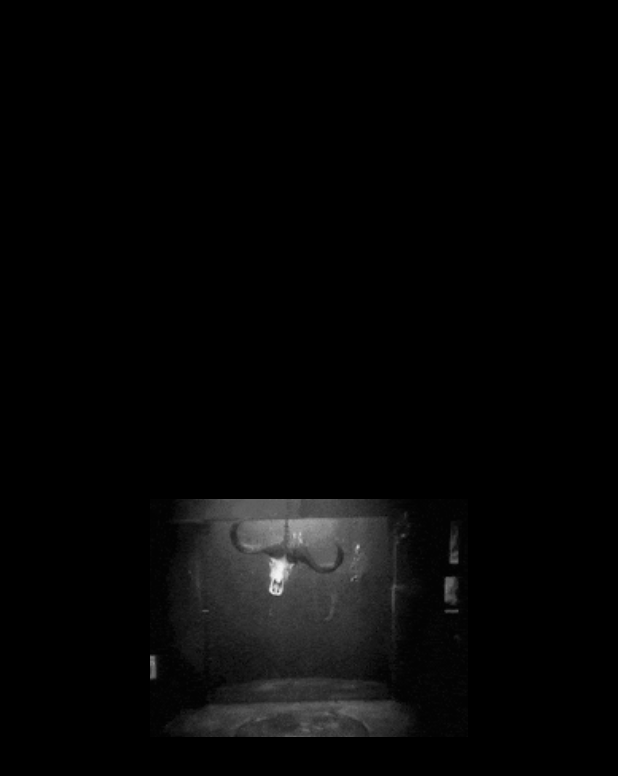
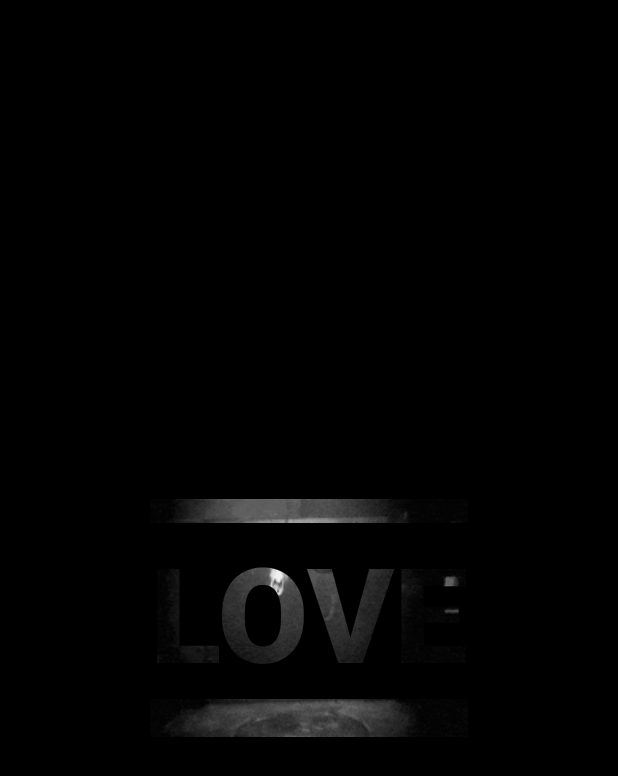
Before and after one commit to peczwy/GospelAccordingToSQLServer, a Flutter app: the RadScreen screen opened by its route, after a tap on the "play arrow" icon, on a phone screen of 412 x 824 dp. Shown: the top 776 px of the screen. Run offline on Flutter 3.47's test engine with Material 3 defaults, Android fonts, the phone set to English and light mode, and no system bars; our stand-ins replace flutter_bloc, freezed_annotation, go_router; missing offline and left inert: dart:html, dart:ui_web; generated files the repository leaves out were written again.

Commit message:
Gifs: - adding overlay text

```diff
--- a/lib/_exports.dart
+++ b/lib/_exports.dart
@@ -20,4 +20,5 @@ export 'ui/screens/posters/cubit/posters_cubit.dart';
 export 'ui/screens/posters/posters_screen.dart';
 export 'ui/screens/rad/rad_screen.dart';
 export 'ui/widgets/gif.dart';
+export 'ui/widgets/overlaid_gif.dart';
 export 'packages.dart';
--- a/lib/ui/screens/dispatcher/dispatcher_screen.dart
+++ b/lib/ui/screens/dispatcher/dispatcher_screen.dart
@@ -1,3 +1,5 @@
+import 'dart:math';
+
 import 'package:flutter/foundation.dart';
 import 'package:flutter/material.dart';
 import 'package:gospel_at_flutter/gospel_at_flutter.dart';
@@ -32,8 +34,9 @@ class DispatcherScreen extends StatelessWidget {
                     cubit.ready();
                     return const CircularProgressIndicator();
                   }
-                  return Gif(
+                  return OverlaidGif(
                     key: UniqueKey(),
+                    fps: Random().nextInt(32) + 16,
                     images: gif,
                     width: MediaQuery.of(context).size.width,
                     height: MediaQuery.of(context).size.height,
--- a/lib/ui/screens/rad/rad_screen.dart
+++ b/lib/ui/screens/rad/rad_screen.dart
@@ -1,3 +1,5 @@
+import 'dart:math';
+
 import 'package:flutter/material.dart';
 import 'package:gospel_at_flutter/gospel_at_flutter.dart';
 import 'package:gospel_at_flutter/ui/screens/rad/cubit/rad_cubit.dart';
@@ -32,7 +34,7 @@ class RadScreen extends StatelessWidget {
                         ),
                       ),
                     )
-                  : Gif(
+                  : OverlaidGif(
                       key: UniqueKey(),
                       images: gif,
                       width: MediaQuery.of(context).size.width,
@@ -40,6 +42,7 @@ class RadScreen extends StatelessWidget {
                       passpartout: true,
                       fit: BoxFit.fitWidth,
                       callback: () => context.read<RadCubit>().hide(),
+                      fps: Random().nextInt(32) + 16,
                     );
             },
           ),
--- a/lib/ui/widgets/gif.dart
+++ b/lib/ui/widgets/gif.dart
@@ -1,6 +1,4 @@
 import 'dart:async';
-import 'dart:math';
-
 import 'dart:ui' as ui show Image;
 import 'package:flutter/material.dart';
 import 'package:gospel_at_flutter/gospel_at_flutter.dart';
@@ -11,12 +9,15 @@ class Gif extends StatelessWidget {
     required this.images,
     this.width,
     this.height,
-    this.passpartout = false,
     this.callback,
     this.fit,
+    this.fps = 30,
+    this.filter = const ColorFilter.mode(Colors.transparent, BlendMode.srcIn),
   });
 
   final List<ui.Image> images;
+
+  final int fps;
 
   final Function()? callback;
 
@@ -24,20 +25,17 @@ class Gif extends StatelessWidget {
 
   final double? height;
 
-  final bool passpartout;
+  final BoxFit? fit;
 
-  final BoxFit? fit;
+  final ColorFilter filter;
 
   @override
   Widget build(BuildContext context) {
-    return Container(
-      color: passpartout ? Colors.black : Colors.transparent,
-      child: Padding(
-        padding: EdgeInsets.all(passpartout ? 100 : 0),
-        child: BlocProvider<GifCubit>(
+    return BlocProvider<GifCubit>(
       create: (_) => GifCubit(
         length: images.length,
         callback: callback,
+        fps: fps,
       ),
       child: BlocBuilder<GifCubit, int>(
         builder: (context, state) {
@@ -56,8 +54,6 @@ class Gif extends StatelessWidget {
           );
         },
       ),
-        ),
-      ),
     );
   }
 }
@@ -65,11 +61,12 @@ class Gif extends StatelessWidget {
 class GifCubit extends Cubit<int> {
   GifCubit({
     required this.length,
+    this.fps = 30,
     this.loop = false,
     this.callback,
   }) : super(0);
 
-  late final int fps = Random().nextInt(32) + 16;
+  final int fps;
 
   late final int sleep = 1000 ~/ fps;
 
--- /dev/null
+++ b/lib/ui/widgets/overlaid_gif.dart
@@ -0,0 +1,109 @@
+import 'dart:async';
+import 'dart:math';
+
+import 'dart:ui' as ui show Image;
+import 'package:flutter/material.dart';
+import 'package:gospel_at_flutter/gospel_at_flutter.dart';
+import 'package:gospel_at_flutter/ui/widgets/text_overlay.dart';
+
+class OverlaidGif extends StatelessWidget {
+  const OverlaidGif({
+    super.key,
+    required this.images,
+    this.width,
+    this.height,
+    this.passpartout = false,
+    this.callback,
+    this.fit,
+    this.fps = 30,
+    this.filter = const ColorFilter.mode(Colors.transparent, BlendMode.srcIn),
+  });
+
+  final List<ui.Image> images;
+
+  final int fps;
+
+  final Function()? callback;
+
+  final double? width;
+
+  final double? height;
+
+  final bool passpartout;
+
+  final BoxFit? fit;
+
+  final ColorFilter filter;
+
+  @override
+  Widget build(BuildContext context) {
+    return Container(
+      color: passpartout ? Colors.black : Colors.transparent,
+      child: Padding(
+        padding: EdgeInsets.all(passpartout ? 100 : 0),
+        child: BlocProvider<OverlaidGifCubit>(
+          create: (_) => OverlaidGifCubit(
+            length: images.length,
+            callback: callback,
+            fps: fps,
+          ),
+          child: BlocBuilder<OverlaidGifCubit, int>(
+            builder: (context, state) {
+              unawaited(context.read<OverlaidGifCubit>().requestFrame());
+              return TextOverlay(
+                text: state < 10 ? 'LONG' : 'LOVE',
+                height: height,
+                width: width,
+                child: ColorFiltered(
+                  colorFilter: const ColorFilter.mode(
+                    Colors.black,
+                    BlendMode.saturation,
+                  ),
+                  child: RawImage(
+                    image: images[state],
+                    width: width,
+                    height: height,
+                    fit: fit,
+                  ),
+                ),
+              );
+            },
+          ),
+        ),
+      ),
+    );
+  }
+}
+
+class OverlaidGifCubit extends Cubit<int> {
+  OverlaidGifCubit({
+    required this.length,
+    this.fps = 30,
+    this.loop = false,
+    this.callback,
+  }) : super(0);
+
+  final int fps;
+
+  late final int sleep = 1000 ~/ fps;
+
+  late final Duration duration = Duration(milliseconds: sleep);
+
+  final Function()? callback;
+  final int length;
+
+  final bool loop;
+
+  Future<void> requestFrame() async {
+    await Future.delayed(duration);
+    final next = state + 1;
+    if (!loop && next == length) {
+      final callback = this.callback;
+      if (callback != null) {
+        callback();
+      }
+      return;
+    }
+    emit(next % length);
+  }
+}
--- /dev/null
+++ b/lib/ui/widgets/text_overlay.dart
@@ -0,0 +1,59 @@
+import 'dart:async';
+import 'dart:math';
+
+import 'package:flutter/cupertino.dart';
+import 'package:flutter/material.dart';
+import 'package:gospel_at_flutter/gospel_at_flutter.dart';
+
+class TextOverlay extends StatelessWidget {
+  const TextOverlay({
+    super.key,
+    required this.text,
+    required this.child,
+    this.style,
+    this.height,
+    this.width,
+  });
+
+  final String text;
+
+  final TextStyle? style;
+
+  final Widget child;
+
+  final double? width;
+
+  final double? height;
+
+  @override
+  Widget build(BuildContext context) {
+    return Stack(
+      children: [
+        child,
+        ShaderMask(
+          blendMode: BlendMode.srcOut,
+          shaderCallback: (bounds) {
+            return const LinearGradient(colors: [
+              Colors.black,
+              Colors.black,
+            ]).createShader(bounds);
+          },
+          child: Container(
+            width: width,
+            height: height,
+            color: Colors.transparent,
+            child: Center(
+              child: FittedBox(
+                fit: BoxFit.fill,
+                child: Text(
+                  text.toUpperCase(),
+                  style: TextStyle(fontSize: 300, fontWeight: FontWeight.w900),
+                ),
+              ),
+            ),
+          ),
+        ),
+      ],
+    );
+  }
+}
```
Lines whose indentation alone changed are shown as unchanged.
